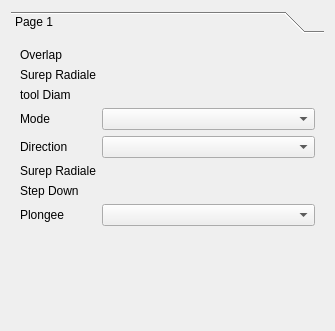
First picture: the form in resources/panels/PocketOp.ui, repository Baptou88/Bapt_CAM, before the edit; both pictures show x 0 to 335 and y 0 to 331 of the 335 by 583 pixel window.
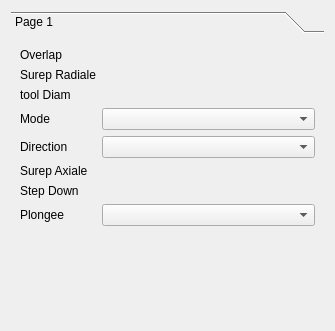
Second picture: the form after the edit. Custom widgets are drawn as their Qt base class.

What changed in the file:
```diff
--- a/resources/panels/PocketOp.ui
+++ b/resources/panels/PocketOp.ui
@@ -115,7 +115,7 @@
        <item row="5" column="0">
         <widget class="QLabel" name="label_5">
          <property name="text">
-          <string>Surep Radiale</string>
+          <string>Surep Axiale</string>
          </property>
         </widget>
        </item>
```
